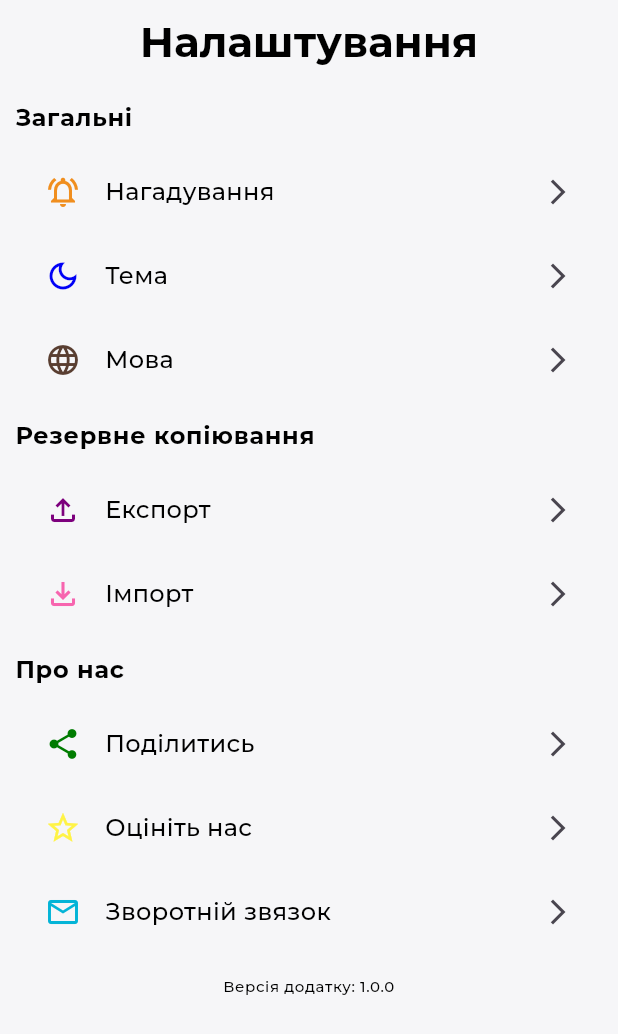
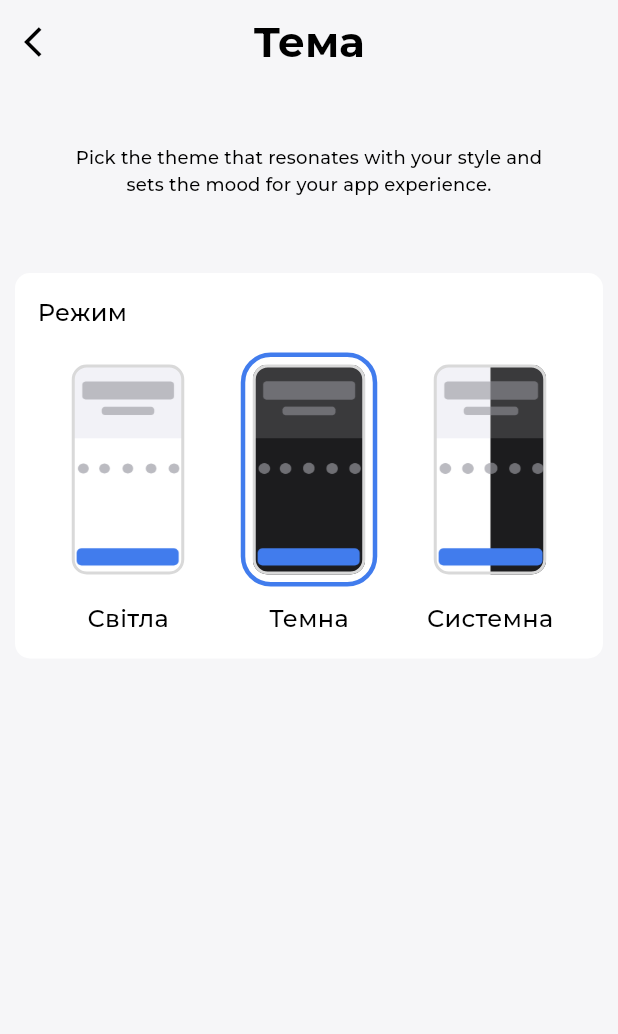
Before and after one commit to MishaArb/HomeInfo, a Flutter app: the screen it shows after launch, on a phone screen of 412 x 824 dp. Shown: the top 1034 px of the screen. Run offline on Flutter 3.47's test engine with Material 3 defaults, Android fonts, the light colour scheme and no system bars.

Commit message:
feat: implement ThemeScreen

```diff
--- /dev/null
+++ b/lib/core/asset_image/asset_image.dart
@@ -0,0 +1,6 @@
+class AssetImages{
+  static const String lightThemeImage = 'assets/images/theme_images/light_theme.png';
+  static const String darkThemeImage = 'assets/images/theme_images/dark_theme.png';
+  static const String systemThemeImage = 'assets/images/theme_images/system_theme.png';
+
+}
--- a/lib/core/themes/app_bar_theme.dart
+++ b/lib/core/themes/app_bar_theme.dart
@@ -20,6 +20,7 @@ class AppThemeAppBar {
           systemNavigationBarColor: AppColors.whiteF8,
           statusBarIconBrightness: Brightness.dark,
         ),
+       iconTheme: IconThemeData(color: AppColors.black00),
       );
 
   static darkTheme() => const AppBarTheme(
@@ -36,5 +37,6 @@ class AppThemeAppBar {
           systemNavigationBarColor: AppColors.darkBlue22,
           statusBarIconBrightness: Brightness.light,
         ),
+        iconTheme: IconThemeData(color: AppColors.whiteFE),
       );
 }
--- a/lib/core/themes/app_colors.dart
+++ b/lib/core/themes/app_colors.dart
@@ -1,8 +1,7 @@
 import 'dart:ui';
 
-class AppColors{
+class AppColors {
   static const Color black00 = Color(0xFF000000);
-
   static const Color whiteFF = Color(0xFFFFFFFF);
   static const Color whiteF8 = Color(0xFFF6F6F8);
   static const Color whiteFE = Color(0xFFFCFCFE);
@@ -22,7 +21,4 @@ class AppColors{
   static const Color green07 = Color(0xFF007C01);
   static const Color yellow46 = Color(0xFFFFF346);
   static const Color red01 = Color(0xFFA60101);
-
-
-
 }
--- a/lib/main.dart
+++ b/lib/main.dart
@@ -2,6 +2,7 @@ import 'package:flutter/material.dart';
 import 'package:home_info/core/themes/app_theme.dart';
 import 'package:home_info/presentation/pages/settings/reminder/reminders_screen.dart';
 import 'package:home_info/presentation/pages/settings/settings_screen.dart';
+import 'package:home_info/presentation/pages/settings/theme/theme_screen.dart';
 
 void main() {
   runApp(const HomeInfoApp());
@@ -17,7 +18,7 @@ class HomeInfoApp extends StatelessWidget {
       title: 'HomeInfo',
       theme: AppTheme.lightTheme(),
       darkTheme: AppTheme.darkTheme(),
-      home: SettingsScreen(),
+      home: ThemeScreen(),
     );
   }
 }
--- a/lib/presentation/pages/settings/reminder/reminders_screen.dart
+++ b/lib/presentation/pages/settings/reminder/reminders_screen.dart
@@ -1,6 +1,7 @@
 import 'package:flutter/material.dart';
 
 import '../../../../core/themes/app_colors.dart';
+import '../../../widgets/app_bar/app_bar_with_arrow_back.dart';
 import 'new_reminder_bottom_sheet.dart';
 
 class Reminder {
@@ -29,7 +30,7 @@ class RemindersScreen extends StatelessWidget {
   @override
   Widget build(BuildContext context) {
     return Scaffold(
-      appBar: AppBar(title: const Text('Нагадування')),
+      appBar: buildAppBarWithArrowBack(title: 'Нагадування'),
       body: const RemindersScreenView(),
       floatingActionButton: _buildFloatingActionButton(context),
     );
--- /dev/null
+++ b/lib/presentation/pages/settings/theme/theme_screen.dart
@@ -0,0 +1,129 @@
+import 'package:flutter/material.dart';
+
+import '../../../../core/asset_image/asset_image.dart';
+import '../../../../core/themes/app_colors.dart';
+import '../../../widgets/app_bar/app_bar_with_arrow_back.dart';
+
+class ThemeScreen extends StatelessWidget {
+  const ThemeScreen({super.key});
+
+  @override
+  Widget build(BuildContext context) {
+    return Scaffold(
+      appBar: buildAppBarWithArrowBack(title: 'Тема'),
+      body: const ThemeScreenView(),
+    );
+  }
+}
+
+class ThemeScreenView extends StatelessWidget {
+  const ThemeScreenView({
+    super.key,
+  });
+
+  @override
+  Widget build(BuildContext context) {
+    return SingleChildScrollView(
+      child: Column(
+        children: [
+          _buildInscriptionScreen(context),
+          Container(
+            padding: const EdgeInsets.all(15),
+            margin: const EdgeInsets.all(10),
+            decoration: BoxDecoration(
+                color: AppColors.whiteFF,
+                borderRadius: BorderRadius.circular(10)),
+            child: Column(
+              crossAxisAlignment: CrossAxisAlignment.start,
+              children: [
+                Text('Режим', style: Theme.of(context).textTheme.bodyMedium,),
+                const SizedBox(height: 15),
+                Row(
+                  mainAxisAlignment: MainAxisAlignment.spaceAround,
+                  children: [
+                    _buildThemeItem(
+                      context: context,
+                      themeImg: AssetImages.lightThemeImage,
+                      isThemeSelected: false,
+                      title: 'Світла',
+                      onTapAction: () {},
+                    ),
+                    _buildThemeItem(
+                      context: context,
+                      themeImg: AssetImages.darkThemeImage,
+                      isThemeSelected: true,
+                      title: 'Темна',
+                      onTapAction: () {},
+                    ),
+                    _buildThemeItem(
+                      context: context,
+                      themeImg: AssetImages.systemThemeImage,
+                      isThemeSelected: false,
+                      title: 'Системна',
+                      onTapAction: () {},
+                    ),
+                  ],
+                ),
+              ],
+            ),
+          ),
+        ],
+      ),
+    );
+  }
+
+  Padding _buildInscriptionScreen(BuildContext context) {
+    return Padding(
+      padding: const EdgeInsets.all(40.0),
+      child: Text(
+        'Pick the theme that resonates with your style and sets the mood for your app experience.',
+        textAlign: TextAlign.center,
+        style: Theme.of(context).textTheme.titleMedium,
+      ),
+    );
+  }
+}
+
+Column _buildThemeItem({
+    required BuildContext context,
+    required String themeImg,
+    required bool isThemeSelected,
+    required String title,
+    required void Function() onTapAction
+    }) {
+  return Column(
+    children: [
+      GestureDetector(
+        onTap: onTapAction,
+        child: Container(
+          padding: const EdgeInsets.all(5),
+          decoration: BoxDecoration(
+            borderRadius: BorderRadius.circular(20),
+            border: Border.all(
+              width: 3,
+              color: isThemeSelected ? AppColors.blueE : Colors.transparent,
+            ),
+          ),
+          child: Container(
+            width: 75,
+            height: 140,
+            decoration: BoxDecoration(
+              border: Border.all(
+                width: 2,
+                color: AppColors.greyD9,
+              ),
+              image: DecorationImage(
+                image: AssetImage(themeImg),
+                fit: BoxFit.fill,
+              ),
+              //
+              borderRadius: BorderRadius.circular(10),
+            ),
+          ),
+        ),
+      ),
+      const SizedBox(height: 10),
+      Text(title,  style: Theme.of(context).textTheme.bodyMedium,)
+    ],
+  );
+}
--- /dev/null
+++ b/lib/presentation/widgets/app_bar/app_bar_with_arrow_back.dart
@@ -0,0 +1,11 @@
+import 'package:flutter/material.dart';
+
+AppBar buildAppBarWithArrowBack({required String title}) {
+  return AppBar(
+    leading: IconButton(
+      onPressed: () {},
+      icon: const Icon(Icons.arrow_back_ios),
+    ),
+    title: Text(title),
+  );
+}
--- a/pubspec.yaml
+++ b/pubspec.yaml
@@ -25,6 +25,9 @@ flutter:
 
   uses-material-design: true
 
+  assets:
+    - assets/images/theme_images/
+
 
   fonts:
     - family: Montserrat-Bold_700
```
Also changed, not shown: assets/images/theme_images/dark_theme.png (added), assets/images/theme_images/light_theme.png (added), assets/images/theme_images/system_theme.png (added).
